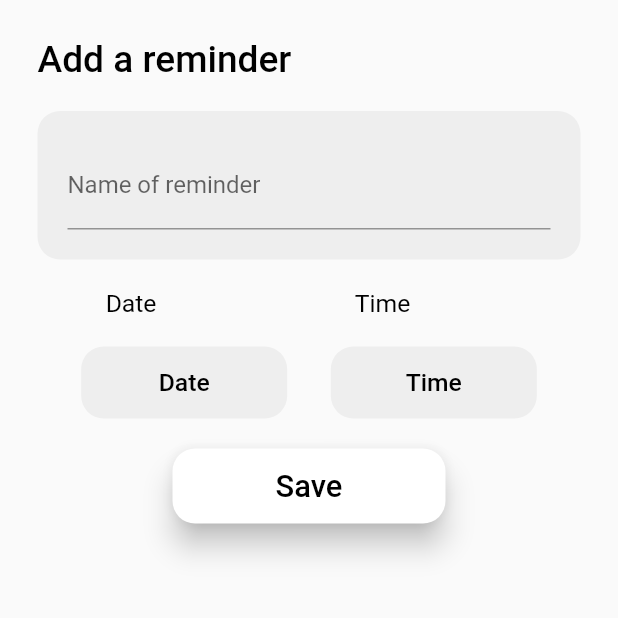
After one commit to shresthkapoor7/Digibook, a Flutter app: the screen it shows after launch, item 4 of the bottom bar chosen, after a tap on "Add a reminder", on a phone screen of 412 x 824 dp, the top half of it. The commit adds this screen. Run offline on Flutter 3.47's test engine with Material 2 defaults, Android fonts, the phone set to English and light mode, and no system bars; our stand-ins replace animated_bottom_navigation_bar, device_preview, page_transition, rounded_loading_button, shared_preferences; missing offline and left inert: passcode_screen.

Commit message:
Reminders Page

```diff
--- a/lib/Diary.dart
+++ b/lib/Diary.dart
@@ -12,7 +12,7 @@ class DiaryPage extends StatefulWidget {
 
 DateTime _dateTime = DateTime.now();
 String _date = _dateTime.day.toString() + ' ' + months[_dateTime.month - 1];
-String diaryData = 'abcd';
+String diaryData = '';
 
 class _DiaryPageState extends State<DiaryPage> {
   void initState() {
--- a/lib/Homepage.dart
+++ b/lib/Homepage.dart
@@ -62,10 +62,12 @@ class _HomePageState extends State<HomePage> {
             children: [
               Padding(
                 padding: EdgeInsets.only(left: 25, bottom: 30),
-                child: Text("Your Diet", style: TextStyle(fontSize: 25)),
+                child: Text("Your Diet",
+                    style: TextStyle(
+                        fontSize: width * 0.09, fontWeight: FontWeight.w500)),
               ),
               Padding(
-                  padding: EdgeInsets.only(left: 25, top: 30),
+                  padding: EdgeInsets.only(left: 25),
                   child: Text(
                     'Meals today',
                     style: TextStyle(fontSize: 25),
@@ -180,6 +182,18 @@ class _HomePageState extends State<HomePage> {
                     );
                   },
                 ),
+              ),
+              Padding(
+                padding: EdgeInsets.only(left: 25.0),
+                child: Text("BMI Calculator",
+                    style: TextStyle(
+                        fontSize: width * 0.06, fontWeight: FontWeight.w400)),
+              ),
+              Padding(
+                padding: EdgeInsets.only(left: 25, right: 25),
+                child: Row(
+                  children: [],
+                ),
               )
             ],
           ))),
--- a/lib/Navbar.dart
+++ b/lib/Navbar.dart
@@ -1,5 +1,6 @@
 import 'package:animated_bottom_navigation_bar/animated_bottom_navigation_bar.dart';
 import 'package:digibook/Diary.dart';
+import 'package:digibook/Reminders.dart';
 import 'package:digibook/Shopping.dart';
 import 'package:flutter/material.dart';
 import 'Homepage.dart';
@@ -58,6 +59,6 @@ class _NavBarState extends State<NavBar> {
                 ? DiaryPage()
                 : (_bottomIndex == 2)
                     ? ShowShoppingList()
-                    : Center(child: Text('Profile page')));
+                    : RemindersPage());
   }
 }
--- /dev/null
+++ b/lib/Reminders.dart
@@ -0,0 +1,447 @@
+import 'package:digibook/Homepage.dart';
+import 'package:flutter/material.dart';
+import 'package:shared_preferences/shared_preferences.dart';
+
+class RemindersPage extends StatefulWidget {
+  @override
+  _RemindersPageState createState() => _RemindersPageState();
+}
+
+List<String> remindersHeader = [''];
+List<String> remindersTime = [''];
+List<String> remindersDate = [''];
+
+class _RemindersPageState extends State<RemindersPage> {
+  void initState() {
+    super.initState();
+    //destroyData();
+  }
+
+  void destroyData() async {
+    SharedPreferences prefs = await SharedPreferences.getInstance();
+    prefs.setStringList('RemindersHeader', ['']);
+    prefs.setStringList('RemindersTime', ['']);
+    prefs.setStringList('RemindersDate', ['']);
+  }
+
+  @override
+  Widget build(BuildContext context) {
+    double height = MediaQuery.of(context).size.height;
+    double width = MediaQuery.of(context).size.width;
+    return Container(
+        width: width,
+        height: height,
+        padding: EdgeInsets.all(20),
+        child: FutureBuilder(
+          builder: (context, snapshot) {
+            if (snapshot.connectionState == ConnectionState.waiting) {
+              return Scaffold(body: Center(child: CircularProgressIndicator()));
+            } else if (!snapshot.hasData) {
+              return SafeArea(
+                child: Scaffold(
+                  body: Column(
+                    mainAxisAlignment: MainAxisAlignment.start,
+                    children: [
+                      Center(
+                        child: Text(
+                          "No Reminders",
+                          style: TextStyle(
+                              color: Colors.grey, fontSize: width * 0.1),
+                        ),
+                      ),
+                      SizedBox(height: 20),
+                      Container(
+                        width: width / 3,
+                        child: ElevatedButton(
+                          style: ElevatedButton.styleFrom(
+                              primary: Colors.white,
+                              elevation: 8,
+                              shape: RoundedRectangleBorder(
+                                  borderRadius:
+                                      BorderRadius.all(Radius.circular(20))),
+                              padding: EdgeInsets.all(12)),
+                          onPressed: () {
+                            Navigator.push(
+                                context,
+                                MaterialPageRoute(
+                                    builder: (context) => AddReminder()));
+                          },
+                          child: Row(
+                            children: [
+                              Icon(
+                                Icons.add,
+                                color: Colors.blue,
+                              ),
+                              Text(
+                                "Add a reminder",
+                                style: TextStyle(color: Colors.black),
+                              )
+                            ],
+                          ),
+                        ),
+                      ),
+                    ],
+                  ),
+                ),
+              );
+            } else {
+              return SafeArea(
+                child: Scaffold(
+                    body: (remindersHeader.length <= 1)
+                        ? Column(
+                            mainAxisAlignment: MainAxisAlignment.start,
+                            children: [
+                              Center(
+                                child: Text(
+                                  "No Reminders",
+                                  style: TextStyle(
+                                      color: Colors.grey,
+                                      fontSize: width * 0.1),
+                                ),
+                              ),
+                              SizedBox(height: 20),
+                              Container(
+                                width: width / 3,
+                                child: ElevatedButton(
+                                  style: ElevatedButton.styleFrom(
+                                      primary: Colors.white,
+                                      elevation: 8,
+                                      shape: RoundedRectangleBorder(
+                                          borderRadius: BorderRadius.all(
+                                              Radius.circular(20))),
+                                      padding: EdgeInsets.all(12)),
+                                  onPressed: () {
+                                    Navigator.push(
+                                        context,
+                                        MaterialPageRoute(
+                                            builder: (context) =>
+                                                AddReminder()));
+                                  },
+                                  child: Row(
+                                    children: [
+                                      Icon(
+                                        Icons.add,
+                                        color: Colors.blue,
+                                      ),
+                                      Text(
+                                        "Add a reminder",
+                                        style: TextStyle(color: Colors.black),
+                                      )
+                                    ],
+                                  ),
+                                ),
+                              ),
+                            ],
+                          )
+                        : Column(
+                            children: [
+                              Text(
+                                "Reminders",
+                                style: TextStyle(
+                                    color: Colors.black,
+                                    fontWeight: FontWeight.w500,
+                                    fontSize: width * 0.09),
+                              ),
+                              SizedBox(
+                                height: 20,
+                              ),
+                              Expanded(
+                                child: ListView.builder(
+                                  itemCount: remindersHeader.length - 1,
+                                  itemBuilder:
+                                      (BuildContext context, int index) {
+                                    return Container(
+                                      width: width,
+                                      child: Card(
+                                        elevation: 8,
+                                        child: Padding(
+                                          padding: const EdgeInsets.all(10.0),
+                                          child: RichText(
+                                            text: TextSpan(children: [
+                                              TextSpan(
+                                                  text: remindersHeader[
+                                                          index + 1] +
+                                                      '\n',
+                                                  style: TextStyle(
+                                                      color: Colors.black,
+                                                      fontSize: width * 0.05)),
+                                              TextSpan(
+                                                  text:
+                                                      remindersDate[index + 1] +
+                                                          '\n',
+                                                  style: TextStyle(
+                                                      color: Colors.black,
+                                                      fontSize: width * 0.04)),
+                                              TextSpan(
+                                                  text:
+                                                      remindersTime[index + 1] +
+                                                          '\n',
+                                                  style: TextStyle(
+                                                      color: Colors.black,
+                                                      fontSize: width * 0.04))
+                                            ]),
+                                          ),
+                                        ),
+                                      ),
+                                    );
+                                  },
+                                ),
+                              ),
+                              Align(
+                                alignment: Alignment.bottomRight,
+                                child: ElevatedButton(
+                                  style: ElevatedButton.styleFrom(
+                                      primary: Colors.white,
+                                      elevation: 8,
+                                      shape: CircleBorder(),
+                                      padding: EdgeInsets.all(12)),
+                                  onPressed: () {
+                                    Navigator.push(
+                                        context,
+                                        MaterialPageRoute(
+                                            builder: (context) =>
+                                                AddReminder()));
+                                  },
+                                  child: Icon(
+                                    Icons.add,
+                                    color: Colors.blue,
+                                  ),
+                                ),
+                              )
+                            ],
+                          )),
+              );
+            }
+          },
+          future: _getData(),
+        ));
+  }
+}
+
+Future<String> _getData() async {
+  SharedPreferences prefs = await SharedPreferences.getInstance();
+  remindersHeader = prefs.getStringList('RemindersHeader');
+  remindersDate = prefs.getStringList('RemindersDate');
+  remindersTime = prefs.getStringList('RemindersTime');
+  return remindersHeader[0];
+}
+
+class AddReminder extends StatefulWidget {
+  DateTime _dateTime;
+  TimeOfDay _timeOfDay;
+  String _header;
+  @override
+  _AddReminderState createState() => _AddReminderState();
+}
+
+class _AddReminderState extends State<AddReminder> {
+  @override
+  Widget build(BuildContext context) {
+    double height = MediaQuery.of(context).size.height;
+    double width = MediaQuery.of(context).size.width;
+    return Container(
+      height: height,
+      width: width,
+      child: SafeArea(
+          child: Scaffold(
+        body: Padding(
+          padding: EdgeInsets.all(25.0),
+          child: Column(
+            crossAxisAlignment: CrossAxisAlignment.start,
+            children: [
+              Text(
+                "Add a reminder",
+                style: TextStyle(
+                    color: Colors.black,
+                    fontWeight: FontWeight.w500,
+                    fontSize: width * 0.06),
+              ),
+              SizedBox(
+                height: 20,
+              ),
+              Container(
+                decoration: BoxDecoration(
+                    color: Colors.grey[200],
+                    borderRadius: BorderRadius.all(Radius.circular(15))),
+                padding: EdgeInsets.all(20),
+                child: TextFormField(
+                  decoration: InputDecoration(
+                    labelText: "Name of reminder",
+                  ),
+                  onChanged: (value) {
+                    setState(() {
+                      widget._header = value;
+                    });
+                  },
+                ),
+              ),
+              SizedBox(height: 20),
+              Row(
+                mainAxisAlignment: MainAxisAlignment.spaceEvenly,
+                children: [
+                  Column(
+                    crossAxisAlignment: CrossAxisAlignment.start,
+                    children: [
+                      Text(
+                        "    Date\n",
+                        style: TextStyle(fontSize: width * 0.04),
+                      ),
+                      Container(
+                        width: width / 3,
+                        decoration: BoxDecoration(
+                            color: Colors.grey[200],
+                            borderRadius:
+                                BorderRadius.all(Radius.circular(15))),
+                        child: TextButton(
+                          onPressed: () async {
+                            var _date = await showDatePicker(
+                                context: context,
+                                initialDate: DateTime.now(),
+                                firstDate: DateTime.now(),
+                                lastDate: DateTime(2100));
+                            if (_date != null) {
+                              setState(() {
+                                widget._dateTime = _date;
+                              });
+                            }
+                          },
+                          child: Text(
+                            (widget._dateTime == null)
+                                ? "Date"
+                                : widget._dateTime.day.toString() +
+                                    ' ' +
+                                    months[widget._dateTime.month - 1],
+                            style: TextStyle(
+                              color: Colors.black,
+                              fontSize: width * 0.04,
+                            ),
+                          ),
+                        ),
+                      ),
+                    ],
+                  ),
+                  Column(
+                    crossAxisAlignment: CrossAxisAlignment.start,
+                    children: [
+                      Text(
+                        "    Time\n",
+                        style: TextStyle(fontSize: width * 0.04),
+                      ),
+                      Container(
+                        width: width / 3,
+                        decoration: BoxDecoration(
+                            color: Colors.grey[200],
+                            borderRadius:
+                                BorderRadius.all(Radius.circular(15))),
+                        child: TextButton(
+                          onPressed: () async {
+                            var _time = await showTimePicker(
+                                context: context,
+                                initialTime: TimeOfDay(hour: 12, minute: 12));
+                            if (_time != null) {
+                              setState(() {
+                                widget._timeOfDay = _time;
+                              });
+                            }
+                          },
+                          child: Text(
+                            (widget._timeOfDay == null)
+                                ? "Time"
+                                : (widget._timeOfDay.hour.toString() +
+                                    ':' +
+                                    widget._timeOfDay.minute.toString()),
+                            style: TextStyle(
+                              color: Colors.black,
+                              fontSize: width * 0.04,
+                            ),
+                          ),
+                        ),
+                      ),
+                    ],
+                  ),
+                ],
+              ),
+              SizedBox(
+                height: 20,
+              ),
+              Align(
+                alignment: Alignment.center,
+                child: ElevatedButton(
+                  onPressed: () async {
+                    print(widget._dateTime);
+                    print(widget._timeOfDay);
+                    print(widget._header);
+                    if (widget._dateTime != null &&
+                        widget._timeOfDay != null &&
+                        widget._header != null) {
+                      setState(() {
+                        remindersHeader.add(widget._header);
+                        remindersDate.add(
+                          widget._dateTime.day.toString() +
+                              ' ' +
+                              months[widget._dateTime.month - 1],
+                        );
+                        remindersTime.add(widget._timeOfDay.hour.toString() +
+                            ':' +
+                            widget._timeOfDay.minute.toString());
+                      });
+                      final prefs = await SharedPreferences.getInstance();
+                      prefs.setStringList('RemindersHeader', remindersHeader);
+                      prefs.setStringList('RemindersDate', remindersDate);
+                      prefs.setStringList('RemindersTime', remindersTime);
+                      Navigator.pop(context);
+                    } else {
+                      showAlertDialog(
+                          context, 'Please fill out all the details');
+                    }
+                  },
+                  style: ElevatedButton.styleFrom(
+                      primary: Colors.white,
+                      elevation: 8,
+                      shape: RoundedRectangleBorder(
+                          borderRadius: BorderRadius.all(Radius.circular(15)))),
+                  child: Container(
+                      width: 150,
+                      height: 50,
+                      child: Center(
+                          child: Text(
+                        "Save",
+                        style: TextStyle(
+                            color: Colors.black, fontSize: width * 0.05),
+                      ))),
+                ),
+              )
+            ],
+          ),
+        ),
+      )),
+    );
+  }
+}
+
+showAlertDialog(BuildContext context, String message) {
+  // set up the button
+  Widget okButton = FlatButton(
+    child: Text("OK"),
+    onPressed: () {
+      Navigator.pop(context);
+    },
+  );
+
+  // set up the AlertDialog
+  AlertDialog alert = AlertDialog(
+    title: Text("Error"),
+    content: Text(message),
+    actions: [
+      okButton,
+    ],
+  );
+
+  // show the dialog
+  showDialog(
+    context: context,
+    builder: (BuildContext context) {
+      return alert;
+    },
+  );
+}
```
Also changed, not shown: lib/Shopping.dart (+0 -130 lines).
